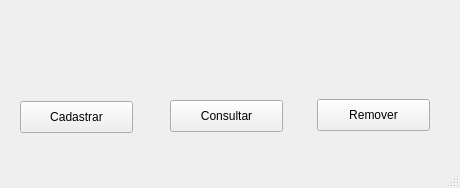
Old version of the form SistemaDeMatriculas-V0/menu_principal.ui in the repository leonardopereira10/UEG.
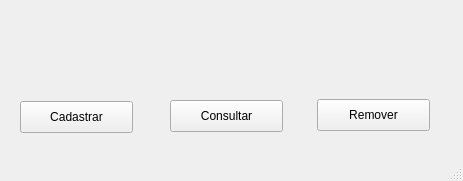
New version of the form. Icons and pictures are not drawn.

Patch:
```diff
--- a/SistemaDeMatriculas-V0/menu_principal.ui
+++ b/SistemaDeMatriculas-V0/menu_principal.ui
@@ -6,8 +6,8 @@
    <rect>
     <x>0</x>
     <y>0</y>
-    <width>460</width>
-    <height>188</height>
+    <width>463</width>
+    <height>181</height>
    </rect>
   </property>
   <property name="windowTitle">
```
Left out of the diff: 6 changed lines with no effect on the pictures.
